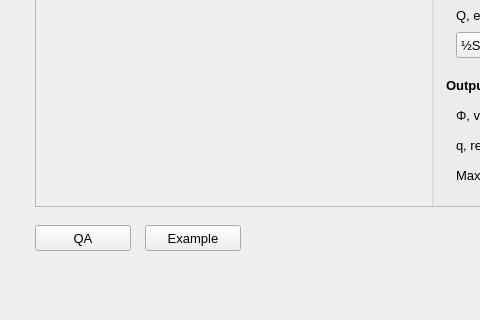
fuyans/fsetoolsGUI, file fsetoolsGUI/gui/layout/ui/dialog_0401_br187_parallel_simple.ui: the form before one commit; both pictures show x 0 to 480 and y 401 to 721 of the 873 by 721 pixel window.
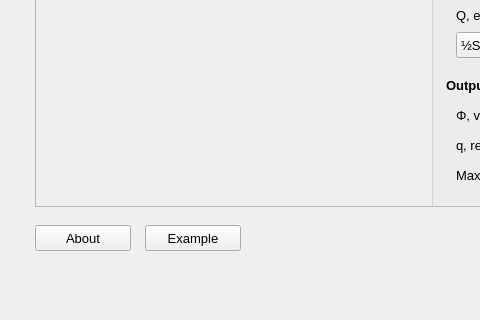
The form after the commit. Icons and pictures are not drawn.

The edit to the form file:
```diff
--- a/fsetoolsGUI/gui/layout/ui/dialog_0401_br187_parallel_simple.ui
+++ b/fsetoolsGUI/gui/layout/ui/dialog_0401_br187_parallel_simple.ui
@@ -1054,7 +1054,7 @@
         <string>Generate example input parameters.</string>
        </property>
        <property name="text">
-        <string>QA</string>
+        <string>About</string>
        </property>
       </widget>
      </widget>
```
Left out of the diff: 6 changed lines with no effect on the pictures.
